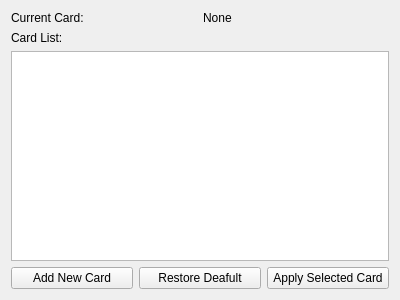
Qt form mainwindow.ui (imasam/nfc-qt) before a commit.
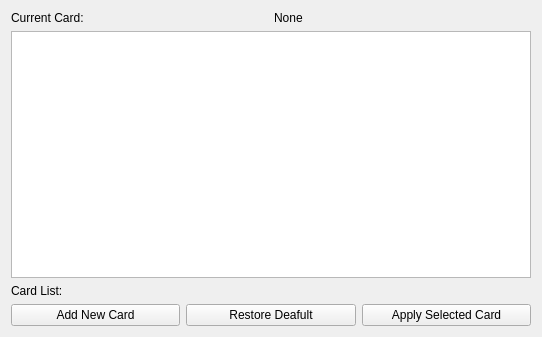
The same form after that commit.

Diff of the .ui file:
```diff
--- a/mainwindow.ui
+++ b/mainwindow.ui
@@ -6,8 +6,8 @@
    <rect>
     <x>0</x>
     <y>0</y>
-    <width>400</width>
-    <height>300</height>
+    <width>542</width>
+    <height>337</height>
    </rect>
   </property>
   <property name="windowTitle">
@@ -47,6 +47,9 @@
     </item>
     <item>
      <layout class="QVBoxLayout" name="verticalLayout">
+      <item>
+       <widget class="QListView" name="listView"/>
+      </item>
       <item>
        <widget class="QLabel" name="label_2">
         <property name="text">
@@ -54,9 +57,6 @@
         </property>
        </widget>
       </item>
-      <item>
-       <widget class="QListView" name="listView"/>
-      </item>
      </layout>
     </item>
     <item>
```
